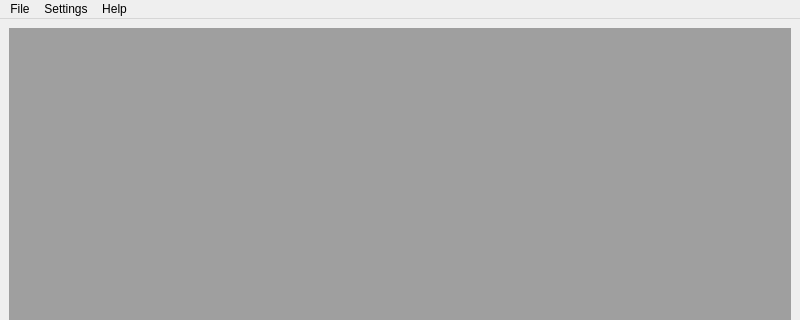
Qt form Lesson3/Lesson3/mainwindow.ui (Eugene636/Qt_repo) before a commit; both pictures show x 0 to 800 and y 0 to 320 of the 800 by 600 pixel window.
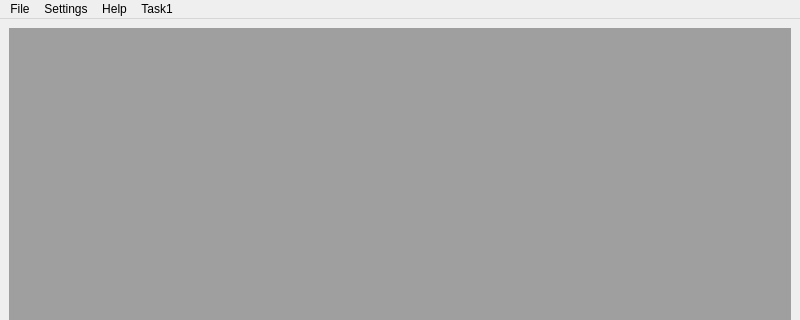
The same form after that commit.

What changed in the file:
```diff
--- a/Lesson3/Lesson3/mainwindow.ui
+++ b/Lesson3/Lesson3/mainwindow.ui
@@ -44,9 +44,15 @@
      <string>Help</string>
     </property>
    </widget>
+   <widget class="QMenu" name="menuTask1">
+    <property name="title">
+     <string>Task1</string>
+    </property>
+   </widget>
    <addaction name="menuFile"/>
    <addaction name="menuSettings"/>
    <addaction name="menuHelp"/>
+   <addaction name="menuTask1"/>
   </widget>
   <widget class="QStatusBar" name="statusbar"/>
   <action name="actionOpen">
```
